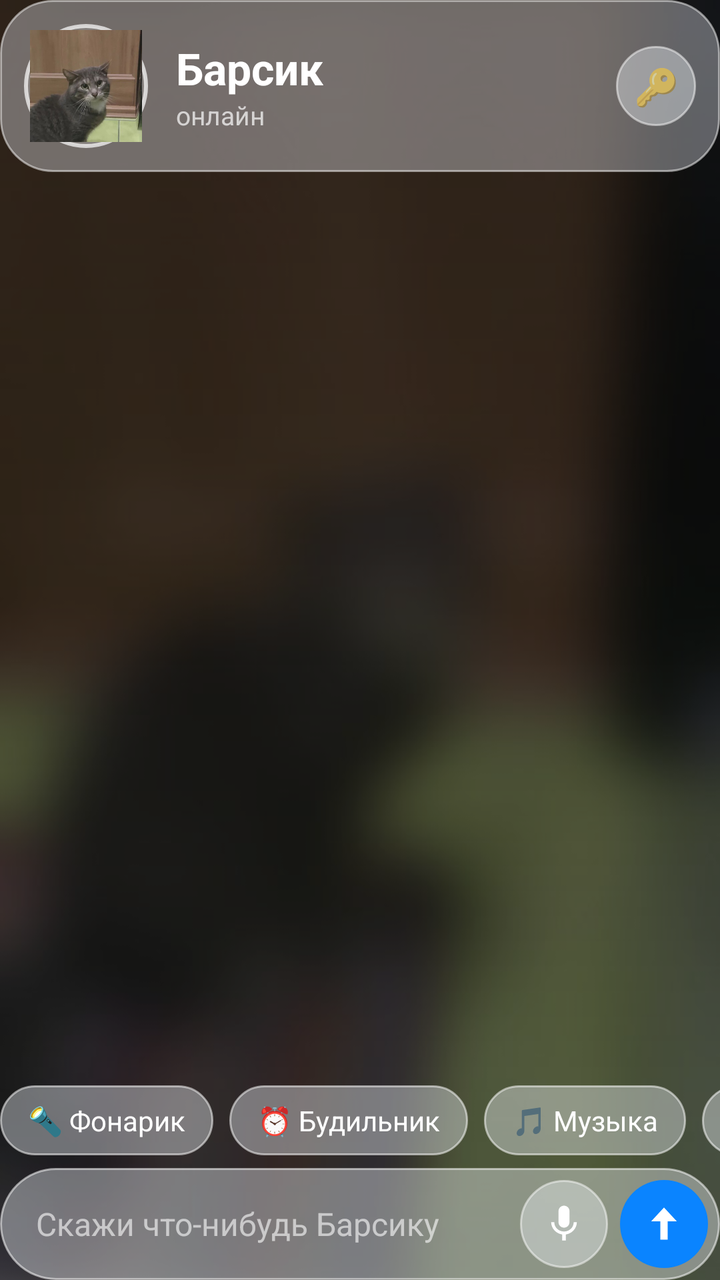
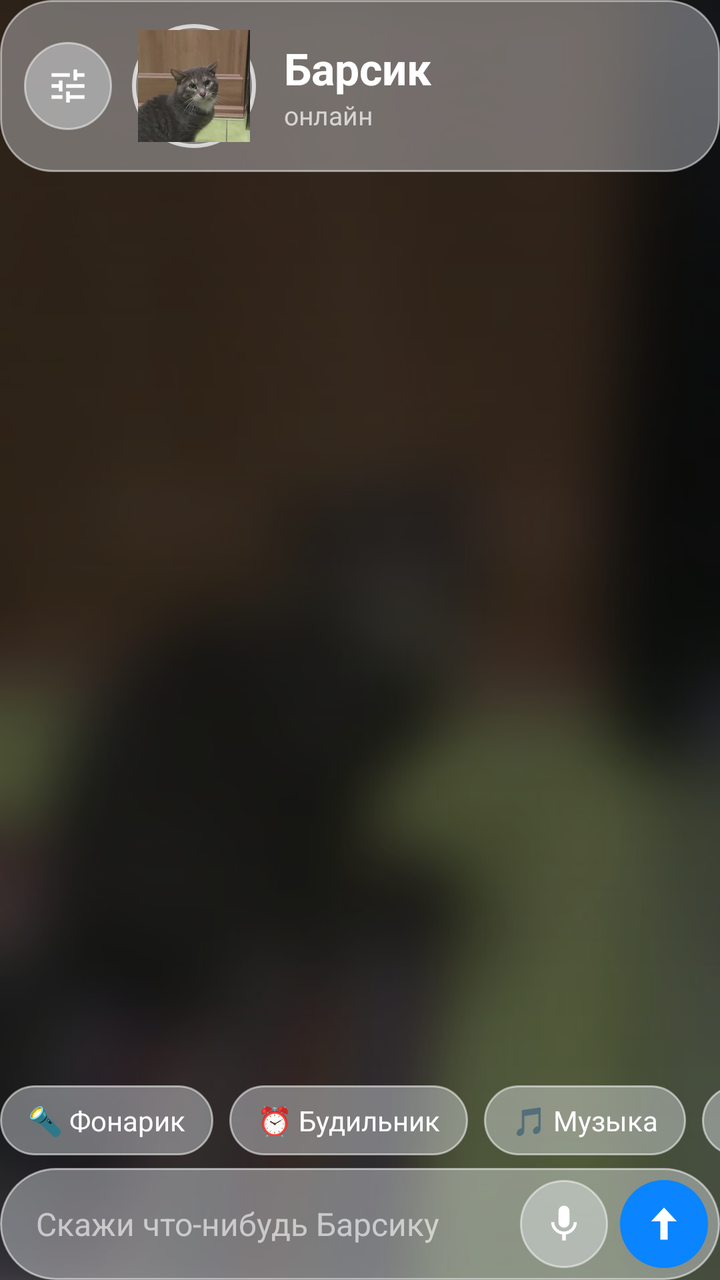

Two renders of the same Android screen: before a commit and after it. Below are the layout's source before the change and the commit's diff.
<!-- AndroidManifest.xml: application theme Theme.Barsik -->
<!-- res/layout/activity_main.xml -->
<?xml version="1.0" encoding="utf-8"?>
<FrameLayout xmlns:android="http://schemas.android.com/apk/res/android"
    android:layout_width="match_parent"
    android:layout_height="match_parent"
    android:background="#101018">

    <ImageView
        android:layout_width="match_parent"
        android:layout_height="match_parent"
        android:importantForAccessibility="no"
        android:scaleType="centerCrop"
        android:src="@drawable/barsik_blur" />

    <View
        android:layout_width="match_parent"
        android:layout_height="match_parent"
        android:background="@drawable/bg_scrim" />

    <LinearLayout
        android:id="@+id/content"
        android:layout_width="match_parent"
        android:layout_height="match_parent"
        android:orientation="vertical">

        <LinearLayout
            android:id="@+id/header"
            android:layout_width="match_parent"
            android:layout_height="wrap_content"
            android:background="@drawable/bg_glass"
            android:gravity="center_vertical"
            android:orientation="horizontal"
            android:padding="12dp">

            <FrameLayout
                android:id="@+id/avatarRing"
                android:layout_width="62dp"
                android:layout_height="62dp"
                android:background="@drawable/bg_ring"
                android:padding="3dp">

                <ImageView
                    android:id="@+id/avatar"
                    android:layout_width="match_parent"
                    android:layout_height="match_parent"
                    android:contentDescription="Барсик"
                    android:scaleType="centerCrop"
                    android:src="@drawable/barsik_avatar" />
            </FrameLayout>

            <LinearLayout
                android:layout_width="0dp"
                android:layout_height="wrap_content"
                android:layout_marginStart="14dp"
                android:layout_weight="1"
                android:orientation="vertical">

                <TextView
                    android:layout_width="wrap_content"
                    android:layout_height="wrap_content"
                    android:text="Барсик"
                    android:textColor="#FFFFFF"
                    android:textSize="22sp"
                    android:textStyle="bold" />

                <TextView
                    android:id="@+id/status"
                    android:layout_width="wrap_content"
                    android:layout_height="wrap_content"
                    android:text="онлайн"
                    android:textColor="#B3FFFFFF"
                    android:textSize="13sp" />
            </LinearLayout>

            <TextView
                android:id="@+id/keyBtn"
                android:layout_width="40dp"
                android:layout_height="40dp"
                android:background="@drawable/bg_btn_glass"
                android:gravity="center"
                android:text="🔑"
                android:textSize="18sp" />
        </LinearLayout>

        <ScrollView
            android:id="@+id/scroll"
            android:layout_width="match_parent"
            android:layout_height="0dp"
            android:layout_weight="1"
            android:clipToPadding="false"
            android:overScrollMode="never"
            android:paddingTop="8dp"
            android:scrollbars="none">

            <LinearLayout
                android:id="@+id/msgs"
                android:layout_width="match_parent"
                android:layout_height="wrap_content"
                android:orientation="vertical" />
        </ScrollView>

        <HorizontalScrollView
            android:layout_width="match_parent"
            android:layout_height="wrap_content"
            android:paddingBottom="6dp"
            android:scrollbars="none">

            <LinearLayout
                android:layout_width="wrap_content"
                android:layout_height="wrap_content"
                android:orientation="horizontal">

                <TextView
                    android:id="@+id/chipFlash"
                    style="@style/Chip"
                    android:text="🔦 Фонарик" />

                <TextView
                    android:id="@+id/chipAlarm"
                    style="@style/Chip"
                    android:text="⏰ Будильник" />

                <TextView
                    android:id="@+id/chipMusic"
                    style="@style/Chip"
                    android:text="🎵 Музыка" />

                <TextView
                    android:id="@+id/chipTimer"
                    style="@style/Chip"
                    android:text="⏱ Таймер" />

                <TextView
                    android:id="@+id/chipSettings"
                    style="@style/Chip"
                    android:text="⚙️ Настройки" />
            </LinearLayout>
        </HorizontalScrollView>

        <FrameLayout
            android:id="@+id/dlBar"
            android:layout_width="match_parent"
            android:layout_height="34dp"
            android:layout_marginBottom="8dp"
            android:background="@drawable/bg_glass_pill"
            android:clipToOutline="true"
            android:visibility="gone">

            <View
                android:id="@+id/dlFill"
                android:layout_width="0dp"
                android:layout_height="match_parent"
                android:background="#66FFFFFF" />

            <TextView
                android:id="@+id/dlText"
                android:layout_width="match_parent"
                android:layout_height="match_parent"
                android:gravity="center"
                android:text="0%"
                android:textColor="#FFFFFF"
                android:textSize="13sp" />
        </FrameLayout>

        <LinearLayout
            android:id="@+id/inputBar"
            android:layout_width="match_parent"
            android:layout_height="wrap_content"
            android:background="@drawable/bg_glass_pill"
            android:gravity="center_vertical"
            android:orientation="horizontal"
            android:paddingStart="18dp"
            android:paddingTop="6dp"
            android:paddingEnd="6dp"
            android:paddingBottom="6dp">

            <EditText
                android:id="@+id/input"
                android:layout_width="0dp"
                android:layout_height="wrap_content"
                android:layout_weight="1"
                android:background="@null"
                android:hint="Скажи что-нибудь Барсику"
                android:imeOptions="actionSend"
                android:inputType="textCapSentences|textMultiLine"
                android:maxLines="4"
                android:textColor="#FFFFFF"
                android:textColorHint="#99FFFFFF"
                android:textSize="16sp" />

            <ImageButton
                android:id="@+id/micBtn"
                android:layout_width="44dp"
                android:layout_height="44dp"
                android:background="@drawable/bg_btn_glass"
                android:contentDescription="Голос"
                android:padding="11dp"
                android:scaleType="fitCenter"
                android:src="@drawable/ic_mic" />

            <ImageButton
                android:id="@+id/sendBtn"
                android:layout_width="44dp"
                android:layout_height="44dp"
                android:layout_marginStart="6dp"
                android:background="@drawable/bg_btn_send"
                android:contentDescription="Отправить"
                android:padding="11dp"
                android:scaleType="fitCenter"
                android:src="@drawable/ic_send" />
        </LinearLayout>
    </LinearLayout>
</FrameLayout>
<!-- resources referenced by this layout -->
<resources>
  <!-- drawable barsik_avatar: jpg bitmap (drawable-nodpi, 19575 bytes) -->
  <!-- drawable barsik_blur: jpg bitmap (drawable-nodpi, 21780 bytes) -->
  <!-- drawable bg_btn_glass (drawable) -->
  <?xml version="1.0" encoding="utf-8"?>
  <shape xmlns:android="http://schemas.android.com/apk/res/android" android:shape="oval">
      <solid android:color="#66EEF2F8" />
      <stroke android:width="1dp" android:color="#80FFFFFF" />
  </shape>
  <!-- drawable bg_btn_send (drawable) -->
  <?xml version="1.0" encoding="utf-8"?>
  <shape xmlns:android="http://schemas.android.com/apk/res/android" android:shape="oval">
      <solid android:color="#0A84FF" />
  </shape>
  <!-- drawable bg_glass (drawable) -->
  <?xml version="1.0" encoding="utf-8"?>
  <shape xmlns:android="http://schemas.android.com/apk/res/android" android:shape="rectangle">
      <solid android:color="#5CEEF2F8" />
      <stroke android:width="1dp" android:color="#80FFFFFF" />
      <corners android:radius="26dp" />
  </shape>
  <!-- drawable bg_glass_pill (drawable) -->
  <?xml version="1.0" encoding="utf-8"?>
  <shape xmlns:android="http://schemas.android.com/apk/res/android" android:shape="rectangle">
      <solid android:color="#66EEF2F8" />
      <stroke android:width="1dp" android:color="#88FFFFFF" />
      <corners android:radius="32dp" />
  </shape>
  <!-- drawable bg_ring (drawable) -->
  <?xml version="1.0" encoding="utf-8"?>
  <shape xmlns:android="http://schemas.android.com/apk/res/android" android:shape="oval">
      <solid android:color="#22FFFFFF" />
      <stroke android:width="2dp" android:color="#B3FFFFFF" />
  </shape>
  <!-- drawable bg_scrim (drawable) -->
  <?xml version="1.0" encoding="utf-8"?>
  <shape xmlns:android="http://schemas.android.com/apk/res/android" android:shape="rectangle">
      <gradient
          android:angle="270"
          android:endColor="#66000000"
          android:startColor="#99000000" />
  </shape>
  <!-- drawable ic_mic (drawable) -->
  <?xml version="1.0" encoding="utf-8"?>
  <vector xmlns:android="http://schemas.android.com/apk/res/android"
      android:width="24dp"
      android:height="24dp"
      android:viewportWidth="24"
      android:viewportHeight="24">
      <path
          android:fillColor="#FFFFFF"
          android:pathData="M12,14c1.66,0 2.99,-1.34 2.99,-3L15,5c0,-1.66 -1.34,-3 -3,-3S9,3.34 9,5v6c0,1.66 1.34,3 3,3zM17.3,11c0,3 -2.54,5.1 -5.3,5.1S6.7,14 6.7,11L5,11c0,3.41 2.72,6.23 6,6.72L11,21h2v-3.28c3.28,-0.48 6,-3.3 6,-6.72h-1.7z" />
  </vector>
  <!-- drawable ic_send (drawable) -->
  <?xml version="1.0" encoding="utf-8"?>
  <vector xmlns:android="http://schemas.android.com/apk/res/android"
      android:width="24dp"
      android:height="24dp"
      android:viewportWidth="24"
      android:viewportHeight="24">
      <path
          android:fillColor="#FFFFFF"
          android:pathData="M12,3l-7,7.5h5v10h4v-10h5z" />
  </vector>
  <style name="Chip">
          <item name="android:layout_width">wrap_content</item>
          <item name="android:layout_height">wrap_content</item>
          <item name="android:layout_marginEnd">8dp</item>
          <item name="android:paddingStart">14dp</item>
          <item name="android:paddingEnd">14dp</item>
          <item name="android:paddingTop">8dp</item>
          <item name="android:paddingBottom">8dp</item>
          <item name="android:background">@drawable/bg_glass_pill</item>
          <item name="android:textColor">#FFFFFF</item>
          <item name="android:textSize">14sp</item>
      </style>
  <style name="Theme.Barsik" parent="Theme.AppCompat.DayNight.NoActionBar" />
</resources>

<!-- the commit's change to res/layout/activity_main.xml (unified diff, before → after) -->
@@ -30,6 +30,17 @@
             android:gravity="center_vertical"
             android:orientation="horizontal"
             android:padding="12dp">
+
+            <ImageButton
+                android:id="@+id/keyBtn"
+                android:layout_width="44dp"
+                android:layout_height="44dp"
+                android:layout_marginEnd="10dp"
+                android:background="@drawable/bg_btn_glass"
+                android:contentDescription="Настройки"
+                android:padding="11dp"
+                android:scaleType="fitCenter"
+                android:src="@drawable/ic_tune" />
 
             <FrameLayout
                 android:id="@+id/avatarRing"
@@ -71,14 +82,6 @@
                     android:textSize="13sp" />
             </LinearLayout>
 
-            <TextView
-                android:id="@+id/keyBtn"
-                android:layout_width="40dp"
-                android:layout_height="40dp"
-                android:background="@drawable/bg_btn_glass"
-                android:gravity="center"
-                android:text="🔑"
-                android:textSize="18sp" />
         </LinearLayout>
 
         <ScrollView
<!-- resource entries referenced after the edit -->
@@ -63,6 +63,17 @@
           android:fillColor="#FFFFFF"
           android:pathData="M12,3l-7,7.5h5v10h4v-10h5z" />
   </vector>
+  <!-- drawable ic_tune (drawable) -->
+  <?xml version="1.0" encoding="utf-8"?>
+  <vector xmlns:android="http://schemas.android.com/apk/res/android"
+      android:width="22dp"
+      android:height="22dp"
+      android:viewportWidth="24"
+      android:viewportHeight="24">
+      <path
+          android:fillColor="#FFFFFFFF"
+          android:pathData="M3,17v2h6v-2H3zM3,5v2h10V5H3zm10,16v-2h8v-2h-8v-2h-2v6h2zM7,9v2H3v2h4v2h2V9H7zm14,4v-2H11v2h10zm-6-4h2V7h4V5h-4V3h-2v6z" />
+  </vector>
   <style name="Chip">
           <item name="android:layout_width">wrap_content</item>
           <item name="android:layout_height">wrap_content</item>
